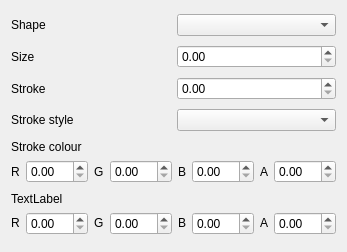
Before: the Qt Designer form SuSto-Engine-QT/shape.ui in SimonStoyanov/SuSto-Engine-QT, drawn with Qt 5.
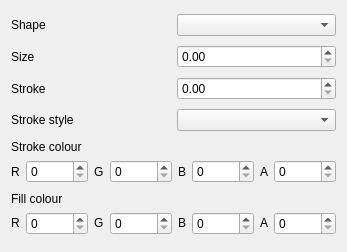
After: the same form once the commit is applied.

Commit message: Drawing shapes properly

The edit to the form file:
```diff
--- a/SuSto-Engine-QT/shape.ui
+++ b/SuSto-Engine-QT/shape.ui
@@ -107,7 +107,11 @@
         </widget>
        </item>
        <item>
-        <widget class="QDoubleSpinBox" name="doubleSpinBox_3"/>
+        <widget class="QSpinBox" name="strokeR">
+         <property name="maximum">
+          <number>255</number>
+         </property>
+        </widget>
        </item>
        <item>
         <widget class="QLabel" name="label_7">
@@ -123,7 +127,11 @@
         </widget>
        </item>
        <item>
-        <widget class="QDoubleSpinBox" name="doubleSpinBox"/>
+        <widget class="QSpinBox" name="strokeG">
+         <property name="maximum">
+          <number>255</number>
+         </property>
+        </widget>
        </item>
        <item>
         <widget class="QLabel" name="label_8">
@@ -139,7 +147,11 @@
         </widget>
        </item>
        <item>
-        <widget class="QDoubleSpinBox" name="doubleSpinBox_2"/>
+        <widget class="QSpinBox" name="strokeB">
+         <property name="maximum">
+          <number>255</number>
+         </property>
+        </widget>
        </item>
        <item>
         <widget class="QLabel" name="label_9">
@@ -155,7 +167,11 @@
         </widget>
        </item>
        <item>
-        <widget class="QDoubleSpinBox" name="doubleSpinBox_4"/>
+        <widget class="QSpinBox" name="strokeA">
+         <property name="maximum">
+          <number>255</number>
+         </property>
+        </widget>
        </item>
       </layout>
      </item>
@@ -172,7 +188,7 @@
         </sizepolicy>
        </property>
        <property name="text">
-        <string>TextLabel</string>
+        <string>Fill colour</string>
        </property>
       </widget>
      </item>
@@ -192,7 +208,11 @@
         </widget>
        </item>
        <item>
-        <widget class="QDoubleSpinBox" name="doubleSpinBox_5"/>
+        <widget class="QSpinBox" name="fillR">
+         <property name="maximum">
+          <number>255</number>
+         </property>
+        </widget>
        </item>
        <item>
         <widget class="QLabel" name="label_12">
@@ -208,7 +228,11 @@
         </widget>
        </item>
        <item>
-        <widget class="QDoubleSpinBox" name="doubleSpinBox_6"/>
+        <widget class="QSpinBox" name="fillG">
+         <property name="maximum">
+          <number>255</number>
+         </property>
+        </widget>
        </item>
        <item>
         <widget class="QLabel" name="label_13">
@@ -224,7 +248,11 @@
         </widget>
        </item>
        <item>
-        <widget class="QDoubleSpinBox" name="doubleSpinBox_7"/>
+        <widget class="QSpinBox" name="fillB">
+         <property name="maximum">
+          <number>255</number>
+         </property>
+        </widget>
        </item>
        <item>
         <widget class="QLabel" name="label_14">
@@ -240,7 +268,11 @@
         </widget>
        </item>
        <item>
-        <widget class="QDoubleSpinBox" name="doubleSpinBox_8"/>
+        <widget class="QSpinBox" name="fillA">
+         <property name="maximum">
+          <number>255</number>
+         </property>
+        </widget>
        </item>
       </layout>
      </item>
```
The commit also changes 11 other files.
